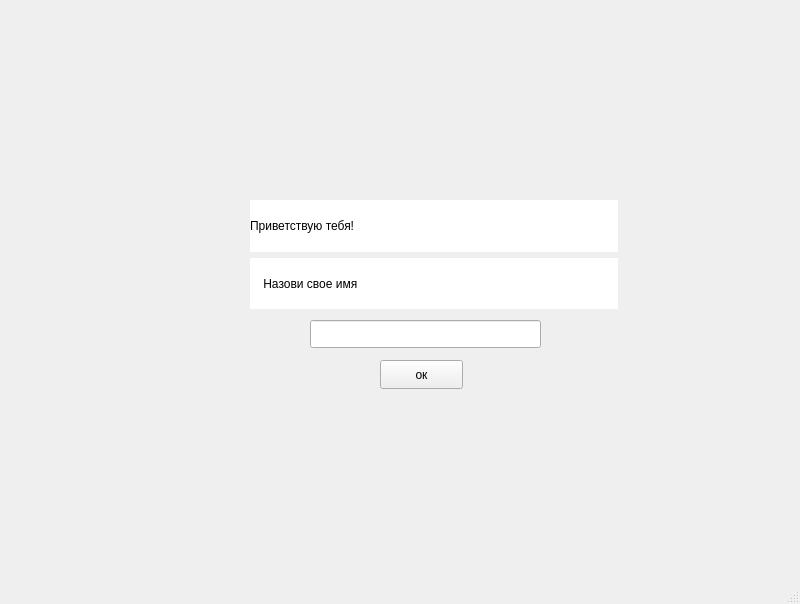
Before: the Qt Designer form prediction/mainwindow.ui in ProgrammerStacy/prediction_game, drawn with Qt 5.
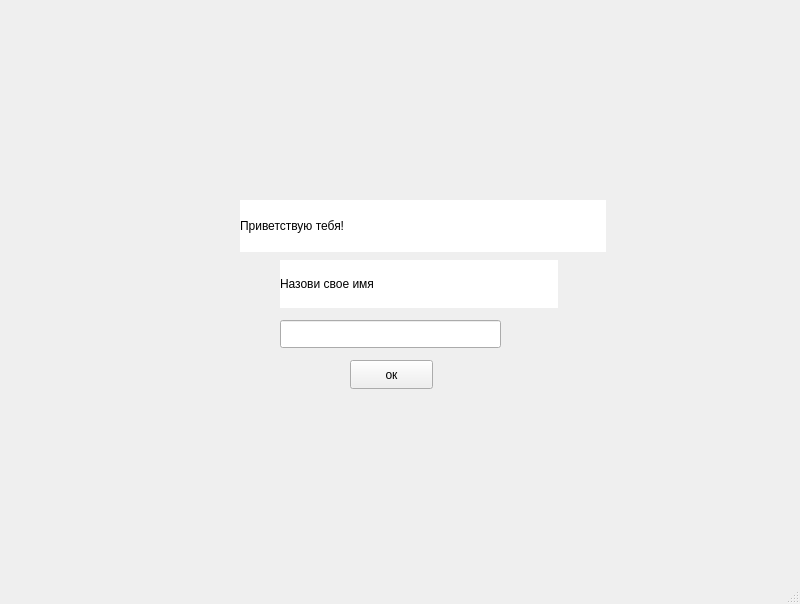
After: the same form once the commit is applied.

The edit to the form file:
```diff
--- a/prediction/mainwindow.ui
+++ b/prediction/mainwindow.ui
@@ -20,48 +20,12 @@
    <string>MainWindow</string>
   </property>
   <widget class="QWidget" name="centralwidget">
-   <widget class="QWidget" name="layoutWidget">
-    <property name="geometry">
-     <rect>
-      <x>250</x>
-      <y>200</y>
-      <width>368</width>
-      <height>109</height>
-     </rect>
-    </property>
-    <layout class="QVBoxLayout" name="verticalLayout">
-     <item>
-      <widget class="QLabel" name="text_1">
-       <property name="styleSheet">
-        <string notr="true">
-background-color: rgb(255, 255, 255);
-font: 20pt &quot;Segoe Script&quot;;</string>
-       </property>
-       <property name="text">
-        <string>Приветствую тебя!</string>
-       </property>
-      </widget>
-     </item>
-     <item>
-      <widget class="QLabel" name="text_2">
-       <property name="styleSheet">
-        <string notr="true">background-color: rgb(255, 255, 255);
-font: 18pt &quot;Segoe Script&quot;;
-</string>
-       </property>
-       <property name="text">
-        <string>    Назови свое имя</string>
-       </property>
-      </widget>
-     </item>
-    </layout>
-   </widget>
    <widget class="QLineEdit" name="L_name">
     <property name="geometry">
      <rect>
-      <x>310</x>
+      <x>280</x>
       <y>320</y>
-      <width>231</width>
+      <width>221</width>
       <height>28</height>
      </rect>
     </property>
@@ -69,7 +33,7 @@
    <widget class="QPushButton" name="B_ok">
     <property name="geometry">
      <rect>
-      <x>380</x>
+      <x>350</x>
       <y>360</y>
       <width>83</width>
       <height>29</height>
@@ -79,6 +43,42 @@
      <string>ок</string>
     </property>
    </widget>
+   <widget class="QLabel" name="text_2">
+    <property name="geometry">
+     <rect>
+      <x>280</x>
+      <y>260</y>
+      <width>278</width>
+      <height>48</height>
+     </rect>
+    </property>
+    <property name="styleSheet">
+     <string notr="true">background-color: rgb(255, 255, 255);
+font: 18pt &quot;Segoe Script&quot;;
+</string>
+    </property>
+    <property name="text">
+     <string>Назови свое имя</string>
+    </property>
+   </widget>
+   <widget class="QLabel" name="text_1">
+    <property name="geometry">
+     <rect>
+      <x>240</x>
+      <y>200</y>
+      <width>366</width>
+      <height>52</height>
+     </rect>
+    </property>
+    <property name="styleSheet">
+     <string notr="true">
+background-color: rgb(255, 255, 255);
+font: 20pt &quot;Segoe Script&quot;;</string>
+    </property>
+    <property name="text">
+     <string>Приветствую тебя!</string>
+    </property>
+   </widget>
   </widget>
   <widget class="QMenuBar" name="menubar">
    <property name="geometry">
```
